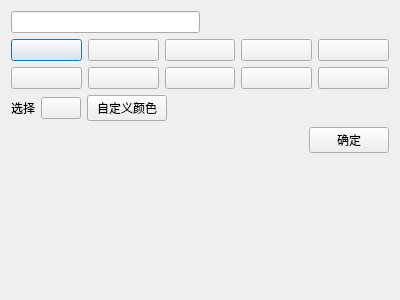
pythondever/easy_trainer, file ui/add_label.ui: the form before one commit.
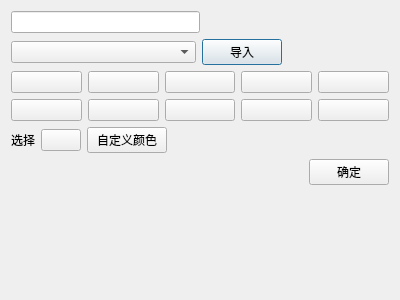
The form after the commit.

Commit message: 标签导入功能

```diff
--- a/ui/add_label.ui
+++ b/ui/add_label.ui
@@ -38,6 +38,46 @@
      </item>
      <item>
       <layout class="QVBoxLayout" name="verticalLayout">
+       <item>
+        <layout class="QHBoxLayout" name="horizontalLayout_6">
+         <property name="topMargin">
+          <number>0</number>
+         </property>
+         <property name="bottomMargin">
+          <number>0</number>
+         </property>
+         <item>
+          <widget class="QComboBox" name="load_project_label_combo">
+           <property name="minimumSize">
+            <size>
+             <width>185</width>
+             <height>0</height>
+            </size>
+           </property>
+          </widget>
+         </item>
+         <item>
+          <widget class="QPushButton" name="load_label_btn">
+           <property name="text">
+            <string>导入</string>
+           </property>
+          </widget>
+         </item>
+         <item>
+          <spacer name="horizontalSpacer_4">
+           <property name="orientation">
+            <enum>Qt::Horizontal</enum>
+           </property>
+           <property name="sizeHint" stdset="0">
+            <size>
+             <width>40</width>
+             <height>20</height>
+            </size>
+           </property>
+          </spacer>
+         </item>
+        </layout>
+       </item>
        <item>
         <layout class="QHBoxLayout" name="horizontalLayout">
          <item>
```
The commit also changes 3 other files.
